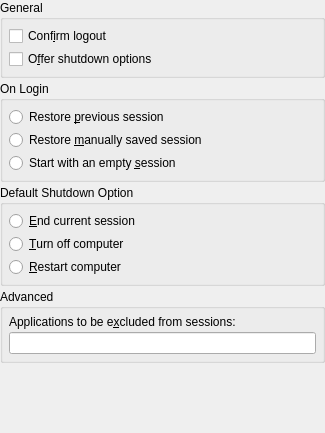
mgottschlag/kwin-tiling, file ksmserver/kcm/smserverconfigdlg.ui: the form before one commit.
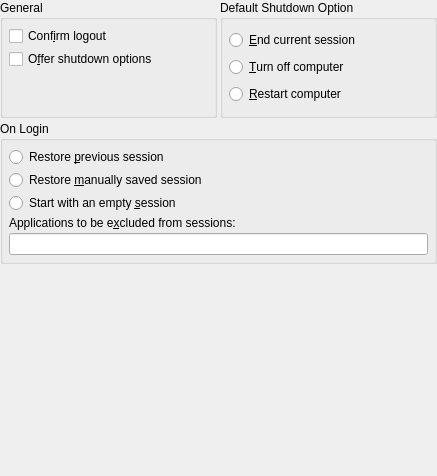
The form after the commit. Custom widgets are drawn as their Qt base class.

Commit message:
use more logical grouping.
'General' should be renamed to 'Shutdown' after unfreeze

```diff
--- a/ksmserver/kcm/smserverconfigdlg.ui
+++ b/ksmserver/kcm/smserverconfigdlg.ui
@@ -5,8 +5,8 @@
    <rect>
     <x>0</x>
     <y>0</y>
-    <width>325</width>
-    <height>433</height>
+    <width>437</width>
+    <height>476</height>
    </rect>
   </property>
   <property name="windowTitle" >
@@ -23,6 +23,8 @@
     <number>0</number>
    </property>
    <item>
+    <layout class="QHBoxLayout" name="horizontalLayout_2" >
+     <item>
     <widget class="QGroupBox" name="topBox" >
      <property name="sizePolicy" >
       <sizepolicy vsizetype="Fixed" hsizetype="Preferred" >
@@ -35,6 +37,8 @@
      </property>
      <layout class="QVBoxLayout" >
       <item>
+         <layout class="QVBoxLayout" name="verticalLayout_2" >
+          <item>
        <widget class="QCheckBox" name="confirmLogoutCheck" >
         <property name="whatsThis" >
          <string>Check this option if you want the session manager to display a logout confirmation dialog box.</string>
@@ -52,8 +56,60 @@
        </widget>
       </item>
      </layout>
-    </widget>
-   </item>
+        </item>
+        <item>
+         <spacer name="verticalSpacer" >
+          <property name="orientation" >
+           <enum>Qt::Vertical</enum>
+          </property>
+          <property name="sizeHint" stdset="0" >
+           <size>
+            <width>20</width>
+            <height>40</height>
+           </size>
+          </property>
+         </spacer>
+        </item>
+       </layout>
+      </widget>
+     </item>
+     <item>
+      <widget class="QGroupBox" name="sdGroup" >
+       <property name="whatsThis" >
+        <string>Here you can choose what should happen by default when you log out. This only has meaning, if you logged in through KDM.</string>
+       </property>
+       <property name="title" >
+        <string>Default Shutdown Option</string>
+       </property>
+       <layout class="QVBoxLayout" >
+        <item>
+         <widget class="QRadioButton" name="logoutRadio" >
+          <property name="text" >
+           <string>&amp;End current session</string>
+          </property>
+         </widget>
+        </item>
+        <item>
+         <widget class="QRadioButton" name="haltRadio" >
+          <property name="text" >
+           <string>&amp;Turn off computer</string>
+          </property>
+         </widget>
+        </item>
+        <item>
+         <widget class="QRadioButton" name="rebootRadio" >
+          <property name="text" >
+           <string>&amp;Restart computer</string>
+          </property>
+         </widget>
+        </item>
+       </layout>
+      </widget>
+     </item>
+    </layout>
+   </item>
+   <item>
+    <layout class="QHBoxLayout" name="horizontalLayout" >
    <item>
     <widget class="QGroupBox" name="loginGroup" >
      <property name="whatsThis" >
@@ -68,6 +124,8 @@
      </property>
      <layout class="QVBoxLayout" >
       <item>
+         <layout class="QVBoxLayout" name="verticalLayout" >
+          <item>
        <widget class="QRadioButton" name="previousSessionRadio" >
         <property name="text" >
          <string>Restore &amp;previous session</string>
@@ -88,48 +146,6 @@
         </property>
        </widget>
       </item>
-     </layout>
-    </widget>
-   </item>
-   <item>
-    <widget class="QGroupBox" name="sdGroup" >
-     <property name="whatsThis" >
-      <string>Here you can choose what should happen by default when you log out. This only has meaning, if you logged in through KDM.</string>
-     </property>
-     <property name="title" >
-      <string>Default Shutdown Option</string>
-     </property>
-     <layout class="QVBoxLayout" >
-      <item>
-       <widget class="QRadioButton" name="logoutRadio" >
-        <property name="text" >
-         <string>&amp;End current session</string>
-        </property>
-       </widget>
-      </item>
-      <item>
-       <widget class="QRadioButton" name="haltRadio" >
-        <property name="text" >
-         <string>&amp;Turn off computer</string>
-        </property>
-       </widget>
-      </item>
-      <item>
-       <widget class="QRadioButton" name="rebootRadio" >
-        <property name="text" >
-         <string>&amp;Restart computer</string>
-        </property>
-       </widget>
-      </item>
-     </layout>
-    </widget>
-   </item>
-   <item>
-    <widget class="QGroupBox" name="advancedGroup" >
-     <property name="title" >
-      <string>Advanced</string>
-     </property>
-     <layout class="QVBoxLayout" >
       <item>
        <widget class="QLabel" name="textLabel1" >
         <property name="text" >
@@ -151,7 +167,11 @@
        </widget>
       </item>
      </layout>
-    </widget>
+        </item>
+       </layout>
+      </widget>
+     </item>
+    </layout>
    </item>
    <item>
     <spacer>
```
Lines whose indentation alone changed are shown as unchanged.
